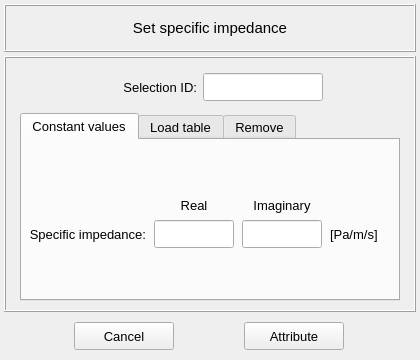
This is vibra/interface/data/ui_files/model/setup/acoustic/specific_impedance_input.ui in MOPT-UFSC/VIBRA as Qt 5 draws it before an edit. The edited form follows.
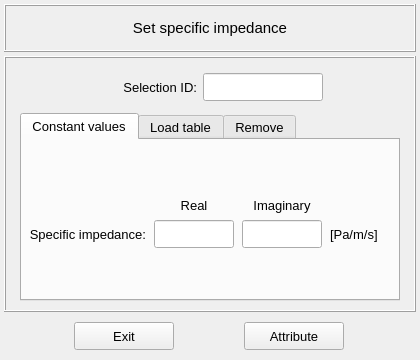
This is the edited form. Icons and pictures are not drawn.

Commit message: Replaces the Cancel text with Exit in the Close buttons

Diff of the .ui file:
```diff
--- a/vibra/interface/data/ui_files/model/setup/acoustic/specific_impedance_input.ui
+++ b/vibra/interface/data/ui_files/model/setup/acoustic/specific_impedance_input.ui
@@ -1074,7 +1074,7 @@
          <string notr="true"/>
         </property>
         <property name="text">
-         <string>Cancel</string>
+         <string>Exit</string>
         </property>
        </widget>
       </item>
```
Left out of the diff: 2 changed lines with no effect on the pictures. The commit also changes 53 other files.
